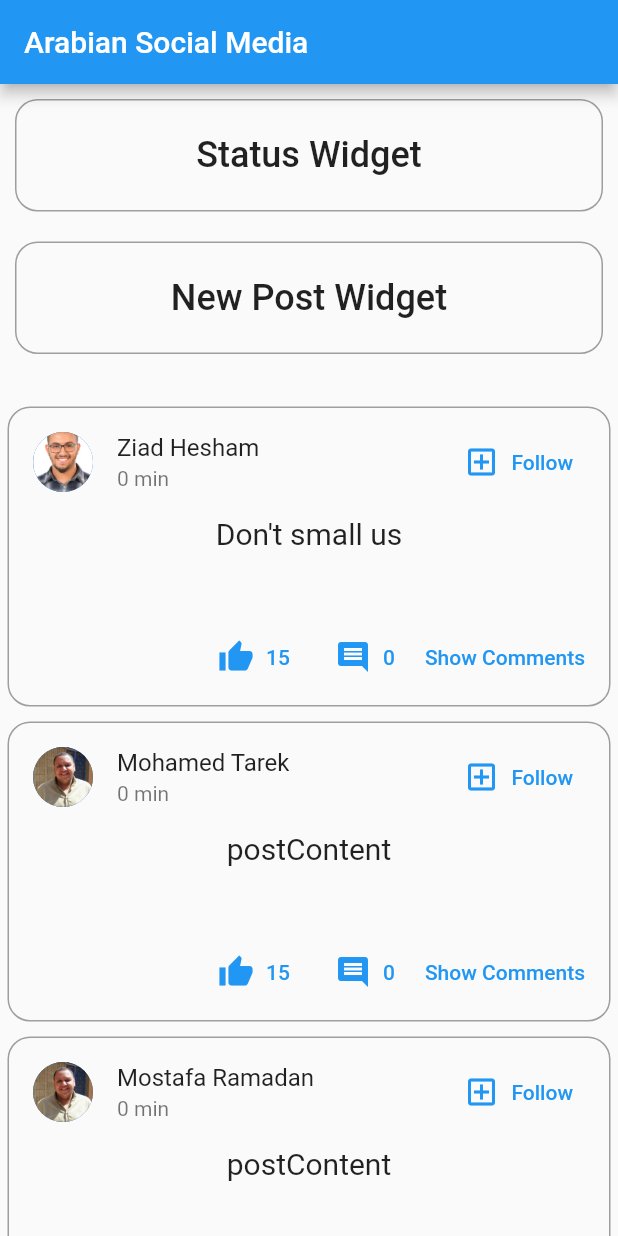
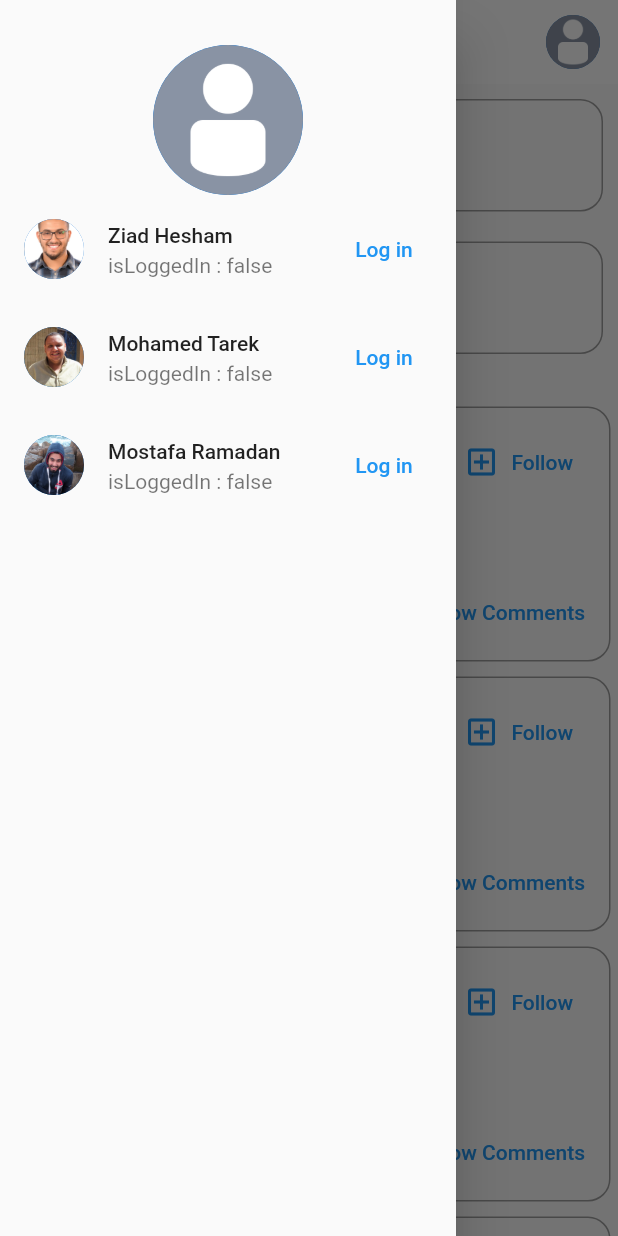
Before and after one commit to ziadHesham1/instagram-clone-flutter-mobile-application, a Flutter app: the screen it shows after launch, with the side drawer open (before the commit the screen has no drawer), on a phone screen of 412 x 824 dp. Run offline on Flutter 3.47's test engine with Material 2 defaults, Android fonts, the light colour scheme and no system bars.

Commit message:
adding login and switching between users feature

```diff
--- a/lib/core/providers/users_provider.dart
+++ b/lib/core/providers/users_provider.dart
@@ -1,41 +1,74 @@
-
-import 'package:flutter/cupertino.dart';
+import 'package:flutter/material.dart';
+// ignore: depend_on_referenced_packages
+import 'package:collection/collection.dart';
 
 class UsersModel {
-  final String userId;
+  final String id;
   final String name;
   final String imgPath;
+  bool isLoggedIn;
 
   UsersModel({
-    required this.userId,
+    required this.id,
     required this.name,
     required this.imgPath,
+    required this.isLoggedIn,
   });
 }
 
-class UsersProvider with ChangeNotifier{
-  final _users = [
+class UsersProvider with ChangeNotifier {
+  final List<UsersModel> _users = [
     UsersModel(
-      userId: 'ZiadId1',
+      id: 'ZiadId1',
       name: 'Ziad Hesham',
       imgPath: 'images/ziad_img.jpeg',
+      isLoggedIn: false,
     ),
     UsersModel(
-      userId: 'TarekId2',
+      id: 'TarekId2',
       name: 'Mohamed Tarek',
       imgPath: 'images/tarek_img.png',
+      isLoggedIn: false,
     ),
     UsersModel(
-      userId: 'MostafaId2',
+      id: 'MostafaId2',
       name: 'Mostafa Ramadan',
-      imgPath: 'images/tarek_img.png',
+      imgPath: 'images/mostafa_img.JPG',
+      isLoggedIn: false,
     ),
   ];
-  get users => [..._users];
+  List<UsersModel> get users => [..._users];
 
   UsersModel findUserById(userId) {
     return _users.firstWhere((user) {
-      return user.userId == userId;
+      return user.id == userId;
     });
   }
+
+  UsersModel? loggedInUser() {
+    var firstWhereOrNull =
+        _users.firstWhereOrNull((user) => user.isLoggedIn == true);
+    return firstWhereOrNull;
+  }
+
+  void toggleLoggedInUser(userId) {
+    var user = findUserById(userId);
+    // user.isLoggedIn = !user.isLoggedIn;
+    var userLogged = loggedInUser();
+    // FIRST LOGIN
+    if (userLogged == null && user.isLoggedIn == false) {
+      user.isLoggedIn = true;
+    }
+    // FIRST LOGOUT
+    else if (userLogged == user) {
+      user.isLoggedIn = false;
+    }
+    // SWITCH
+    else if (userLogged != null && user.isLoggedIn == false) {
+      userLogged.isLoggedIn = false;
+      user.isLoggedIn = true;
+    }
+
+    notifyListeners();
+  }
 }
--- a/lib/core/themes/app_styles.dart
+++ b/lib/core/themes/app_styles.dart
@@ -8,5 +8,6 @@
   // ignore: constant_identifier_names
   static const TextStyle smaller_header = TextStyle(
     fontSize: 20,
+    fontWeight: FontWeight.w500,
   );
 }
--- a/lib/core/widgets/app_widgets.dart
+++ b/lib/core/widgets/app_widgets.dart
@@ -10,7 +10,7 @@
   static Widget follow_icon = const Icon(Icons.add_box_outlined);
   static Widget like_icon = const Icon(Icons.thumb_up);
   static Widget comment_icon = const Icon(Icons.comment);
-  static Widget buildElevatedButton(icon, str, fn) {
+  static Widget buildIconTextButton(icon, str, fn) {
     return TextButton.icon(
       onPressed: fn,
       icon: icon,
--- a/lib/home_screen/home_screen.dart
+++ b/lib/home_screen/home_screen.dart
@@ -1,5 +1,7 @@
 import 'package:flutter/material.dart';
+import 'package:provider/provider.dart';
 
+import '../core/providers/users_provider.dart';
 import 'new_post/new_post_widget.dart';
 import 'posts/post/posts_view_widget.dart';
 import 'status/status_widget.dart';
@@ -10,11 +12,64 @@
   }) : super(key: key);
   @override
   Widget build(BuildContext context) {
+    var userProvider = Provider.of<UsersProvider>(context);
+    var loggedInUser = userProvider.loggedInUser();
+    var users = userProvider.users;
+
     return Scaffold(
       appBar: AppBar(
-        title: const Text('Arabian Social Media'),
+        title: const Text(
+          'Arabian Social Media',
         ),
-      body: SingleChildScrollView(
+        actions: [
+          Container(
+            margin: const EdgeInsets.all(10),
+            child: CircleAvatar(
+              backgroundImage: AssetImage(
+                loggedInUser != null
+                    ? loggedInUser.imgPath
+                    : 'images/anonymous_user.png',
+              ),
+            ),
+          )
+        ],
+        centerTitle: true,
+      ),
+      drawer: Drawer(
+        child: Column(children: [
+          Container(
+            margin: const EdgeInsets.only(top: 30),
+            child: CircleAvatar(
+              radius: 50.0,
+              backgroundImage: AssetImage(
+                loggedInUser != null
+                    ? loggedInUser.imgPath
+                    : 'images/anonymous_user.png',
+              ),
+            ),
+          ),
+          Expanded(
+            child: ListView.builder(
+                itemCount: users.length,
+                itemBuilder: (context, index) {
+                  var user = users[index];
+
+                  return ListTile(
+                      // post publisher profile picture
+                      leading: CircleAvatar(
+                        backgroundImage: AssetImage(user.imgPath),
+                      ),
+                      // post publisher user name
+                      title: Text(user.name),
+                      subtitle: Text('isLoggedIn : ${user.isLoggedIn}'),
+                      trailing:
+                          buildTrailing(loggedInUser, userProvider, user));
+                }),
+          )
+        ]),
+      ),
+      body: SafeArea(
+        child: SingleChildScrollView(
           child: Column(
             children: const [
               Status(),
@@ -26,6 +81,53 @@
             ],
           ),
         ),
+      ),
+    );
+  }
+
+  Widget buildTrailing(
+    UsersModel? loggedInUser,
+    UsersProvider userProvider,
+    UsersModel user,
+  ) {
+    var logoutButton = buildTextButton(
+      const Text(
+        'Log out',
+        style: TextStyle(color: Colors.red),
+      ),
+      () {
+        userProvider.toggleLoggedInUser(user.id);
+      },
+    );
+    var loginButton = buildTextButton(
+      const Text('Log in'),
+      () {
+        userProvider.toggleLoggedInUser(user.id);
+      },
+    );
+    var switchButton = buildTextButton(
+      const Text('switch'),
+      () {
+        userProvider.toggleLoggedInUser(user.id);
+      },
+    );
+    if (loggedInUser == null) {
+      return loginButton;
+    } else {
+      if (loggedInUser == user) {
+        return logoutButton;
+      } else {
+        return switchButton;
+      }
+              // return logoutButton;
+
+    }
+  }
+
+  Widget buildTextButton(Widget child, fn) {
+    return TextButton(
+      onPressed: fn,
+      child: child,
     );
   }
 }
--- a/lib/home_screen/posts/post/post_widget.dart
+++ b/lib/home_screen/posts/post/post_widget.dart
@@ -27,7 +27,7 @@
         border: Border.all(color: AppColors.post_border_color),
       ),
       width: double.infinity,
-      height: 200,
+      height: 170,
       child: Column(
         children: [
           ListTile(
@@ -41,7 +41,7 @@
             // post date
             subtitle: Text('$postPublishTime min'),
             // follow button
-            trailing: AppWidgets.buildElevatedButton(
+            trailing: AppWidgets.buildIconTextButton(
                 AppWidgets.follow_icon, 'Follow', () {}),
           ),
           //post content
@@ -52,6 +52,7 @@
           const Spacer(),
           // like and comment buttons
           PostInteractionWidget(postId),
+
         ],
       ),
     );
--- a/lib/main.dart
+++ b/lib/main.dart
@@ -40,6 +40,14 @@
       ],
       child: MaterialApp(
         title: 'Arabian Social Media',
+        theme: ThemeData(
+          appBarTheme: const AppBarTheme(
+            backgroundColor: Colors.white,
+            foregroundColor: Colors.black,
+            elevation: 0,
+
+          ),
+        ),
         routes: {
           '/': (context) => const HomeScreen(),
           PostDetailsScreen.routeName: (context) => const PostDetailsScreen(),
```
Also changed, not shown: lib/home_screen/post_details_screen.dart (+2 -14 lines), lib/home_screen/posts/comment/comments_widget.dart (added, +10 -0 lines), lib/home_screen/posts/post/post_interaction_widget.dart (+24 -4 lines), images/anonymous_user.png (added), images/mostafa_img.JPG (added). Lines whose indentation alone changed are shown as unchanged.
